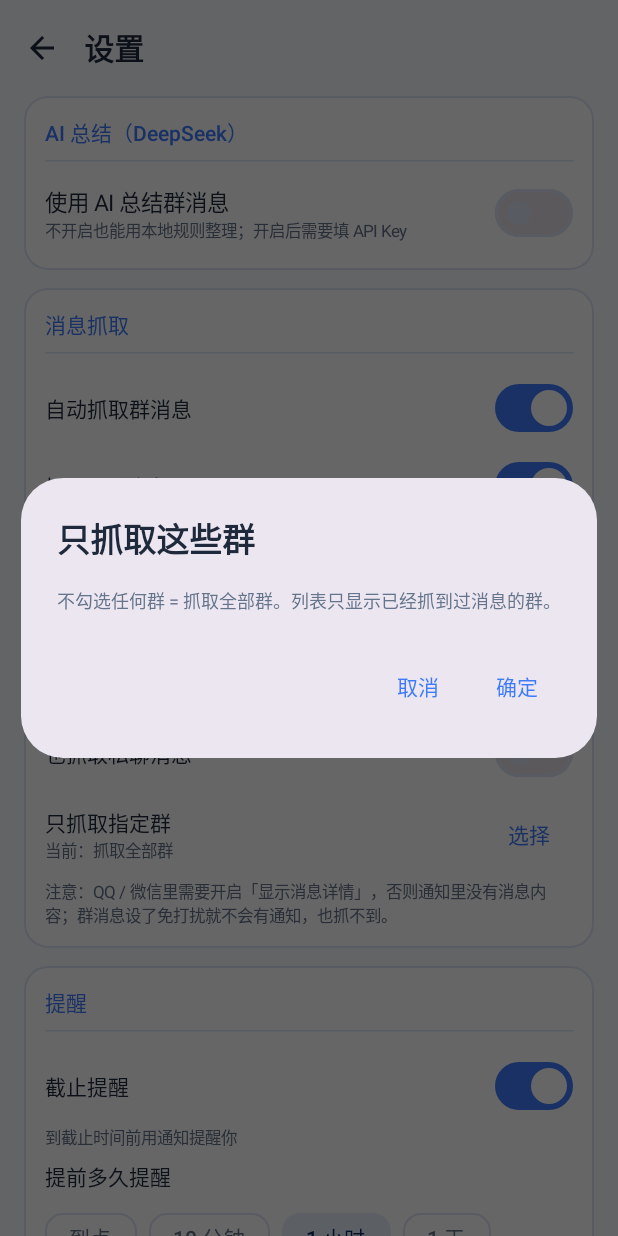
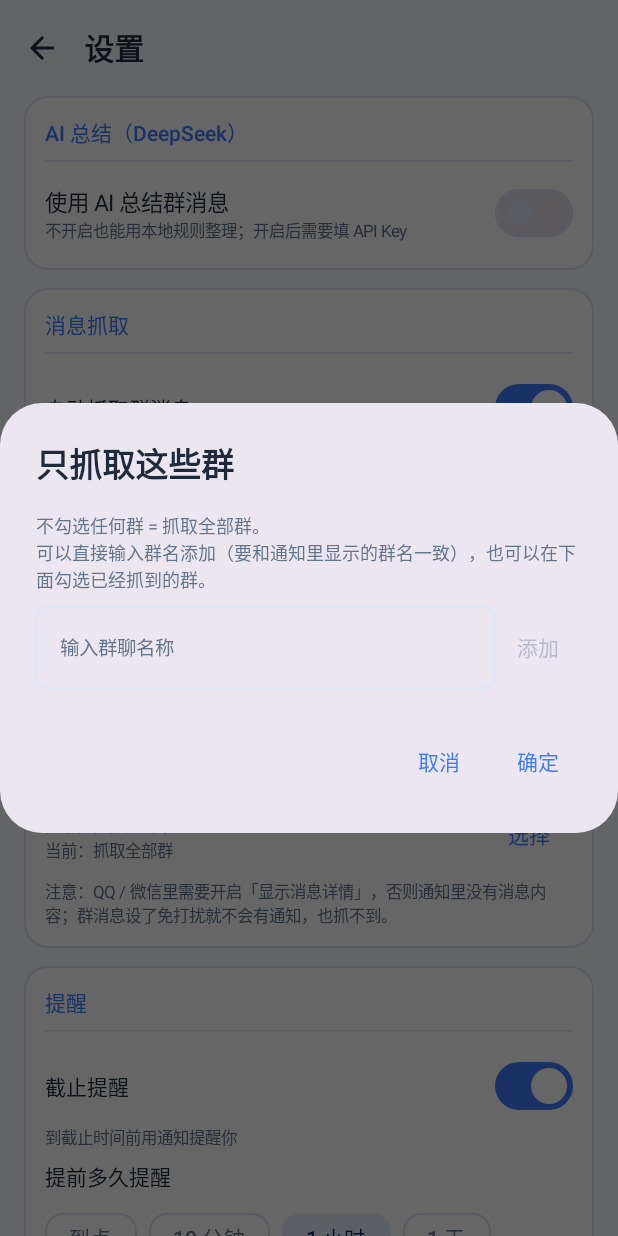
Before and after one commit to huibaihui73/hbh, an Android app built with Jetpack Compose: the composable SettingsScreen shown on its own in the app's theme, after a tap on "选择", on a phone screen of 412 x 824 dp. Run offline under Robolectric (Android 15) with nearby library versions, the phone set to English and light mode, and no system bars.

Commit message:
抓取群聊选择

```diff
--- a/群总结与待办/app/build.gradle.kts
+++ b/群总结与待办/app/build.gradle.kts
@@ -22,8 +22,8 @@ android {
         applicationId = "com.quntodo.app"
         minSdk = 26
         targetSdk = 36
-        versionCode = 9
-        versionName = "1.0.8"
+        versionCode = 10
+        versionName = "1.0.9"
         vectorDrawables { useSupportLibrary = true }
     }
 
--- a/群总结与待办/app/src/main/java/com/quntodo/app/ui/MainViewModel.kt
+++ b/群总结与待办/app/src/main/java/com/quntodo/app/ui/MainViewModel.kt
@@ -460,7 +460,8 @@ class MainViewModel(application: Application) : AndroidViewModel(application) {
     }
 
     fun setGroupAllowlist(groups: Set<String>) {
-        viewModelScope.launch { settingsStore.setGroupAllowlist(groups) }
+        val cleaned = groups.map { it.trim() }.filter { it.isNotBlank() }.toSet()
+        viewModelScope.launch { settingsStore.setGroupAllowlist(cleaned) }
     }
 
     fun finishOnboarding() {
--- a/群总结与待办/app/src/main/java/com/quntodo/app/ui/screens/SettingsScreen.kt
+++ b/群总结与待办/app/src/main/java/com/quntodo/app/ui/screens/SettingsScreen.kt
@@ -271,7 +271,10 @@ fun SettingsScreen(
                                 if (state.settings.groupAllowlist.isEmpty()) {
                                     "当前：抓取全部群"
                                 } else {
-                                    "当前：${state.settings.groupAllowlist.size} 个群"
+                                    val names = state.settings.groupAllowlist.sorted()
+                                    val preview = names.take(2).joinToString("、")
+                                    "当前：$preview" +
+                                        if (names.size > 2) " 等 ${names.size} 个群" else ""
                                 },
                                 fontSize = 11.sp,
                                 color = MaterialTheme.colorScheme.onSurfaceVariant
@@ -481,27 +484,57 @@ fun SettingsScreen(
     }
 
     if (showGroupDialog) {
-        val candidates = (state.inbox.map { it.groupName } + state.settings.groupAllowlist)
+        val knownGroups = (state.inbox.map { it.groupName } + state.settings.groupAllowlist)
             .distinct()
-            .sorted()
         var selected by remember(showGroupDialog) {
             mutableStateOf(state.settings.groupAllowlist.toSet())
         }
+        var newGroup by remember(showGroupDialog) { mutableStateOf("") }
+        val rows = (knownGroups + selected).distinct().sorted()
+
         AlertDialog(
             onDismissRequest = { showGroupDialog = false },
             title = { Text("只抓取这些群") },
             text = {
                 Column(
                     Modifier
-                        .heightIn(max = 380.dp)
+                        .heightIn(max = 420.dp)
                         .verticalScroll(rememberScrollState())
                 ) {
                     Text(
-                        "不勾选任何群 = 抓取全部群。列表只显示已经抓到过消息的群。",
+                        "不勾选任何群 = 抓取全部群。\n可以直接输入群名添加（要和通知里显示的群名一致），也可以在下面勾选已经抓到的群。",
                         fontSize = 12.sp,
                         color = MaterialTheme.colorScheme.onSurfaceVariant
                     )
-                    candidates.forEach { group ->
+                    Row(
+                        modifier = Modifier.padding(top = 8.dp),
+                        verticalAlignment = Alignment.CenterVertically
+                    ) {
+                        OutlinedTextField(
+                            value = newGroup,
+                            onValueChange = { newGroup = it },
+                            placeholder = { Text("输入群聊名称", fontSize = 13.sp) },
+                            singleLine = true,
+                            modifier = Modifier.weight(1f)
+                        )
+                        TextButton(
+                            onClick = {
+                                val name = newGroup.trim()
+                                if (name.isNotEmpty()) selected = selected + name
+                                newGroup = ""
+                            },
+                            enabled = newGroup.isNotBlank()
+                        ) { Text("添加") }
+                    }
+                    if (rows.isNotEmpty()) {
+                        Text(
+                            "已添加 / 已知群聊",
+                            fontSize = 11.sp,
+                            color = MaterialTheme.colorScheme.onSurfaceVariant,
+                            modifier = Modifier.padding(top = 8.dp)
+                        )
+                    }
+                    rows.forEach { group ->
                         Row(verticalAlignment = Alignment.CenterVertically) {
                             Checkbox(
                                 checked = group in selected,
@@ -510,6 +543,11 @@ fun SettingsScreen(
                                 }
                             )
                             Text(group, fontSize = 14.sp)
+                        }
+                    }
+                    if (selected.isNotEmpty()) {
+                        TextButton(onClick = { selected = emptySet() }) {
+                            Text("清空，改为抓取全部群", fontSize = 12.sp)
                         }
                     }
                 }
```
Also changed, not shown: 群总结与待办/app/src/main/java/com/quntodo/app/service/QqNotificationListener.kt (+6 -1 lines), 4 other files.
